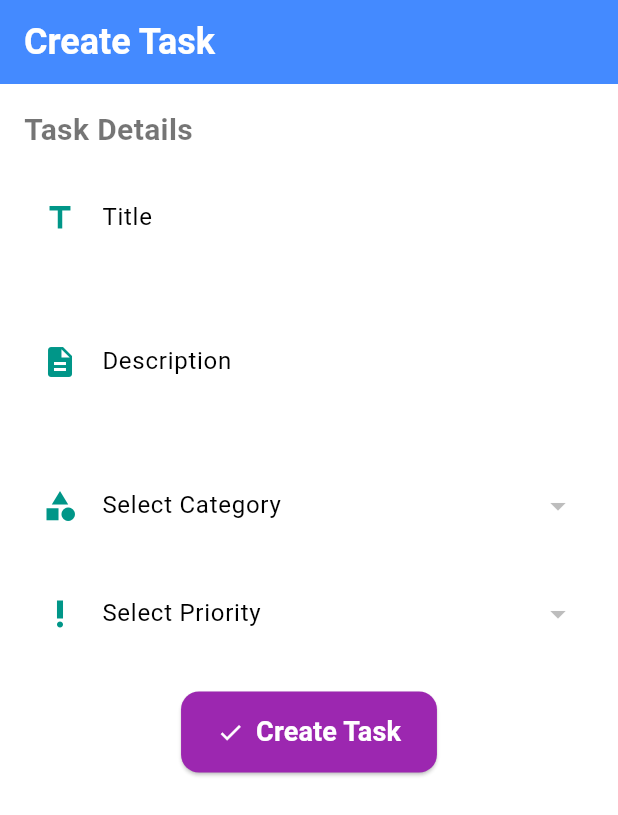
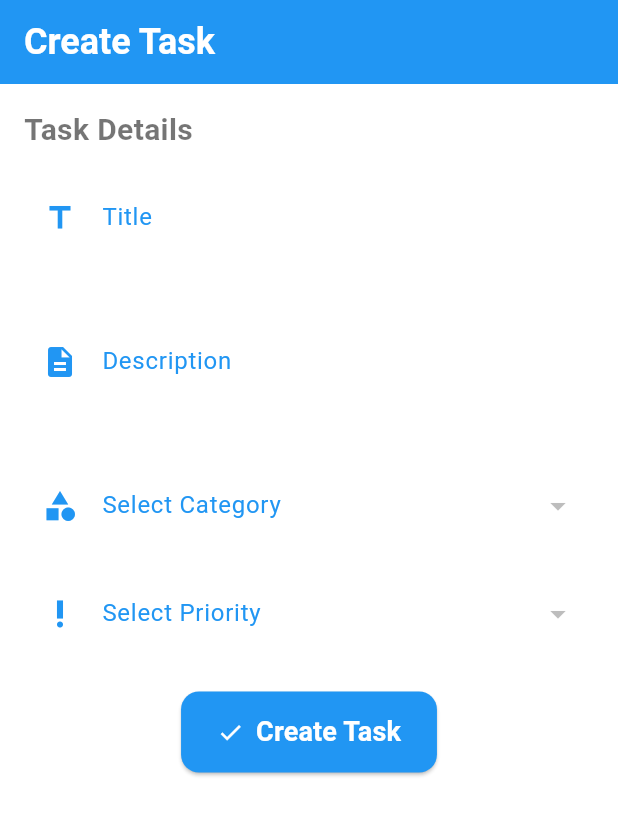
Before and after one commit to Rontim/task_manager, a Flutter app: the CreateTaskView screen opened directly, on a phone screen of 412 x 824 dp. Shown: the top 815 px of the screen. Run offline on Flutter 3.47's test engine with Material 3 defaults, Android fonts, the light colour scheme and no system bars; our stand-ins replace animated_bottom_navigation_bar, connectivity_plus, get, get_it, get_storage, infinite_scroll_pagination and 2 more; accounts and stored records are empty.

Commit message:
chore: Update CreateTaskView to update styling and add search functionality

```diff
--- a/lib/presentation/views/create_task_view.dart
+++ b/lib/presentation/views/create_task_view.dart
@@ -25,6 +25,7 @@ class CreateTaskView extends StatelessWidget {
             fontSize: 24,
           ),
         ),
+        backgroundColor: Colors.blue,
         elevation: 0,
       ),
       body: SingleChildScrollView(
@@ -47,10 +48,15 @@ class CreateTaskView extends StatelessWidget {
               controller: titleController,
               decoration: InputDecoration(
                 labelText: "Title",
+                labelStyle: const TextStyle(color: Colors.blue),
                 border: OutlineInputBorder(
                   borderRadius: BorderRadius.circular(12),
                 ),
-                prefixIcon: const Icon(Icons.title, color: Colors.teal),
+                prefixIcon: const Icon(Icons.title, color: Colors.blue),
+                focusedBorder: OutlineInputBorder(
+                  borderSide: BorderSide(color: Colors.blue),
+                  borderRadius: BorderRadius.circular(12),
+                ),
               ),
             ),
             const SizedBox(height: 16.0),
@@ -60,10 +66,15 @@ class CreateTaskView extends StatelessWidget {
               controller: descriptionController,
               decoration: InputDecoration(
                 labelText: "Description",
+                labelStyle: const TextStyle(color: Colors.blue),
                 border: OutlineInputBorder(
                   borderRadius: BorderRadius.circular(12),
                 ),
-                prefixIcon: const Icon(Icons.description, color: Colors.teal),
+                prefixIcon: const Icon(Icons.description, color: Colors.blue),
+                focusedBorder: OutlineInputBorder(
+                  borderSide: BorderSide(color: Colors.blue),
+                  borderRadius: BorderRadius.circular(12),
+                ),
               ),
               maxLines: 3,
             ),
@@ -73,10 +84,15 @@ class CreateTaskView extends StatelessWidget {
             Obx(() => DropdownButtonFormField<Category>(
                   decoration: InputDecoration(
                     labelText: "Select Category",
+                    labelStyle: const TextStyle(color: Colors.blue),
                     border: OutlineInputBorder(
                       borderRadius: BorderRadius.circular(12),
                     ),
-                    prefixIcon: const Icon(Icons.category, color: Colors.teal),
+                    prefixIcon: const Icon(Icons.category, color: Colors.blue),
+                    focusedBorder: OutlineInputBorder(
+                      borderSide: BorderSide(color: Colors.blue),
+                      borderRadius: BorderRadius.circular(12),
+                    ),
                   ),
                   value: controller.selectedCategory.value.id != 0
                       ? controller.selectedCategory.value
@@ -99,11 +115,16 @@ class CreateTaskView extends StatelessWidget {
             Obx(() => DropdownButtonFormField<Priority>(
                   decoration: InputDecoration(
                     labelText: "Select Priority",
+                    labelStyle: const TextStyle(color: Colors.blue),
                     border: OutlineInputBorder(
                       borderRadius: BorderRadius.circular(12),
                     ),
                     prefixIcon:
-                        const Icon(Icons.priority_high, color: Colors.teal),
+                        const Icon(Icons.priority_high, color: Colors.blue),
+                    focusedBorder: OutlineInputBorder(
+                      borderSide: BorderSide(color: Colors.blue),
+                      borderRadius: BorderRadius.circular(12),
+                    ),
                   ),
                   value: controller.selectedPriority.value.id != 0
                       ? controller.selectedPriority.value
@@ -146,7 +167,7 @@ class CreateTaskView extends StatelessWidget {
                   controller.createTask(newTask);
                 },
                 style: ElevatedButton.styleFrom(
-                  backgroundColor: Colors.primaries[2],
+                  backgroundColor: Colors.blue,
                   shape: RoundedRectangleBorder(
                     borderRadius: BorderRadius.circular(12),
                   ),
```
